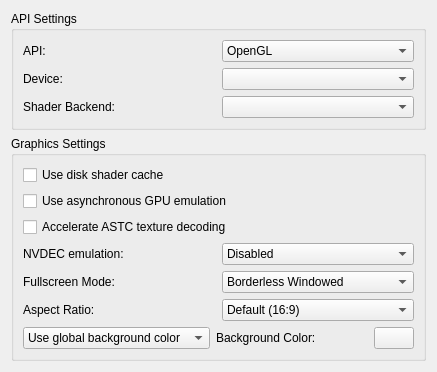
Above: src/yuzu/configuration/configure_graphics.ui from QuantumGhost/yuzu before the change. Below: the same form after it.
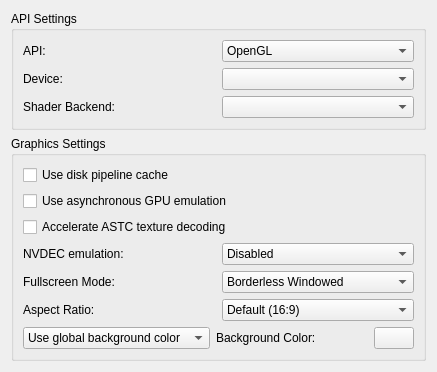
That is the form after the change.

```diff
--- a/src/yuzu/configuration/configure_graphics.ui
+++ b/src/yuzu/configuration/configure_graphics.ui
@@ -156,7 +156,7 @@
         <item>
          <widget class="QCheckBox" name="use_disk_shader_cache">
           <property name="text">
-           <string>Use disk shader cache</string>
+           <string>Use disk pipeline cache</string>
           </property>
          </widget>
         </item>
```
